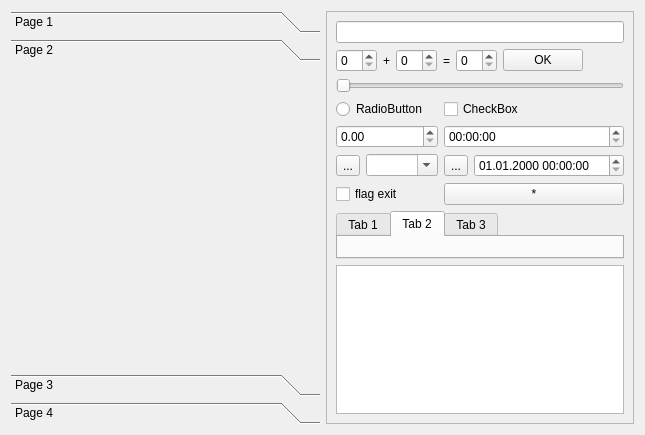
The window that Qt/my_programm/_For_tests/src/for_tests_mainbox/src/ui/for_tests_mainbox.ui (RinatB2017/mega_GIT) describes before a commit, drawn with Qt 5.
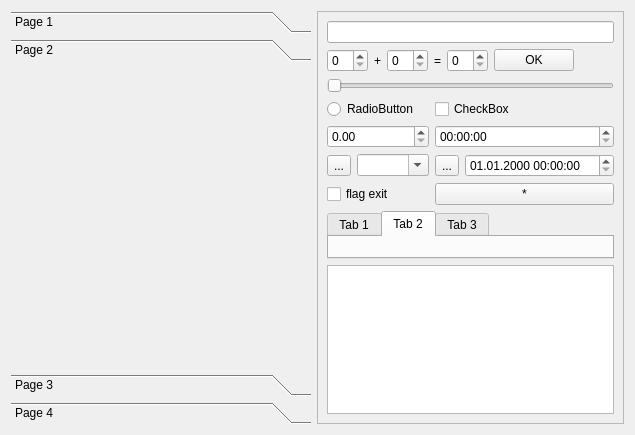
The same window after the commit. The open tabs and pages were chosen to show the change. Icons and pictures are not drawn.

Patch:
```diff
--- a/Qt/my_programm/_For_tests/src/for_tests_mainbox/src/ui/for_tests_mainbox.ui
+++ b/Qt/my_programm/_For_tests/src/for_tests_mainbox/src/ui/for_tests_mainbox.ui
@@ -6,7 +6,7 @@
    <rect>
     <x>0</x>
     <y>0</y>
-    <width>645</width>
+    <width>635</width>
     <height>435</height>
    </rect>
   </property>
@@ -34,8 +34,8 @@
        <rect>
         <x>0</x>
         <y>0</y>
-        <width>232</width>
-        <height>291</height>
+        <width>83</width>
+        <height>347</height>
        </rect>
       </property>
       <attribute name="icon">
```
Left out of the diff: 10 changed lines with no effect on the pictures.
